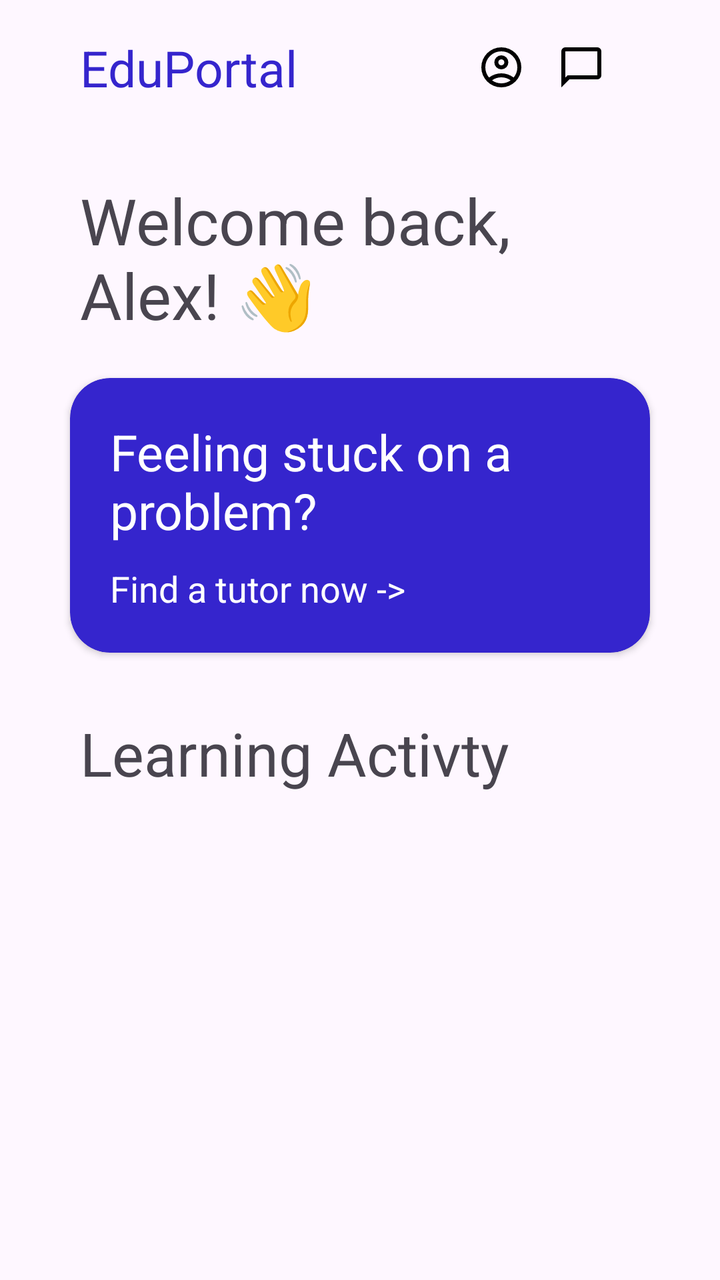
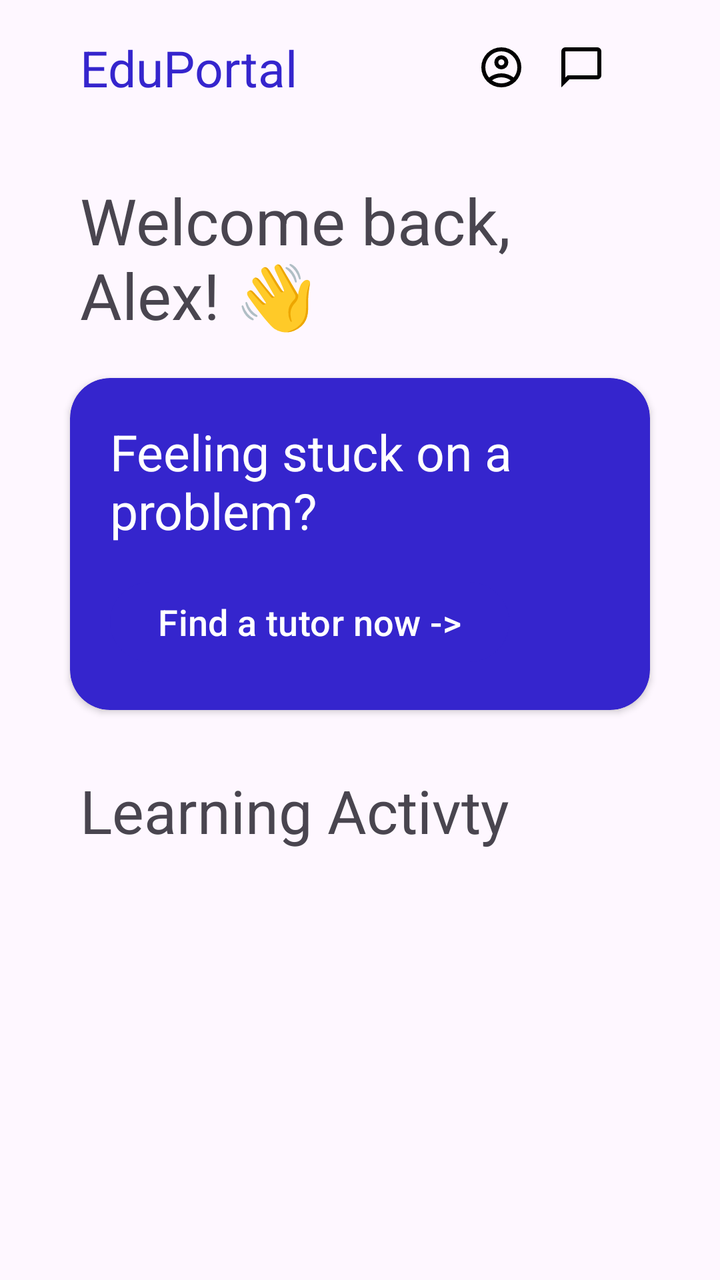

Two renders of the same Android screen: before a commit and after it. Below are the layout's source before the change and the commit's diff.
<!-- AndroidManifest.xml: application theme Theme.MyTutor -->
<!-- res/layout/fragment_home.xml -->
<?xml version="1.0" encoding="utf-8"?>
<ScrollView xmlns:android="http://schemas.android.com/apk/res/android"
    xmlns:tools="http://schemas.android.com/tools"
    android:layout_width="match_parent"
    android:layout_height="match_parent"
    xmlns:app="http://schemas.android.com/apk/res-auto"
    tools:context=".HomeFragment">

    <LinearLayout
        android:layout_width="match_parent"
        android:layout_height="match_parent"
        android:orientation="vertical">
        <LinearLayout
            android:layout_width="match_parent"
            android:layout_height="wrap_content"
            android:layout_marginTop="17dp"
            android:layout_marginHorizontal="40dp"
            android:orientation="horizontal">
            <TextView
                android:layout_width="wrap_content"
                android:layout_height="wrap_content"
                android:textColor="@color/btn"
                android:text="EduPortal"
                android:textSize="25sp"/>

            <TextView
                android:layout_width="wrap_content"
                android:layout_height="wrap_content"
                android:textSize="25sp"
                android:layout_marginStart="90dp"
                android:drawableLeft="@drawable/outline_account_circle_24"/>
            <TextView
                android:layout_width="wrap_content"
                android:layout_height="wrap_content"
                android:textSize="25sp"
                android:layout_marginStart="16dp"
                android:drawableLeft="@drawable/outline_chat_bubble_24"/>
            <TextView
                android:layout_width="wrap_content"
                android:layout_height="wrap_content"
                android:textSize="25sp"
                android:layout_marginStart="16dp"
                android:drawableLeft="@drawable/outline_account_circle_24"/>

        </LinearLayout>

        <TextView
            android:layout_width="wrap_content"
            android:layout_height="wrap_content"
            android:textSize="32sp"
            android:layout_marginTop="38dp"
            android:layout_marginStart="40dp"
            android:text="Welcome back,\nAlex! 👋"/>

        <androidx.cardview.widget.CardView
            android:layout_width="match_parent"
            android:layout_height="wrap_content"
            app:cardCornerRadius="20dp"
            android:layout_marginTop="20dp"
            android:backgroundTint="@color/btn"
            android:layout_marginHorizontal="35dp">

            <LinearLayout
                android:layout_width="match_parent"
                android:layout_height="match_parent"
                android:paddingHorizontal="20dp"
                android:paddingVertical="20dp"
                android:orientation="vertical">
                <TextView
                    android:layout_width="wrap_content"
                    android:layout_height="wrap_content"
                    android:text="Feeling stuck on a problem?"
                    android:textColor="@color/white"
                    android:textSize="25sp"/>

                <TextView
                    android:id="@+id/findtutor"
                    android:layout_width="wrap_content"
                    android:layout_height="wrap_content"
                    android:textColor="@color/white"
                    android:layout_marginTop="10dp"
                    android:clickable="true"
                    android:text="Find a tutor now ->"
                    android:textSize="18sp"/>
            </LinearLayout>

        </androidx.cardview.widget.CardView>

   <TextView
       android:layout_width="wrap_content"
       android:layout_height="wrap_content"
       android:text="Learning Activty"
       android:textSize="30sp"
       android:layout_marginTop="30dp"
       android:layout_marginStart="40dp"/>

        <ListView
            android:layout_width="match_parent"
            android:layout_height="wrap_content"
            android:layout_marginHorizontal="40dp"
            android:layout_gravity="center"/>

    </LinearLayout>



</ScrollView>
<!-- resources referenced by this layout -->
<resources>
  <color name="btn">#3525CD</color>
  <color name="white">#FFFFFFFF</color>
  <!-- drawable outline_account_circle_24 (drawable) -->
  <vector xmlns:android="http://schemas.android.com/apk/res/android" android:height="24dp" android:tint="#000000" android:viewportHeight="960" android:viewportWidth="960" android:width="24dp">
        
      <path android:fillColor="@android:color/white" android:pathData="M234,684Q285,645 348,622.5Q411,600 480,600Q549,600 612,622.5Q675,645 726,684Q761,643 780.5,591Q800,539 800,480Q800,347 706.5,253.5Q613,160 480,160Q347,160 253.5,253.5Q160,347 160,480Q160,539 179.5,591Q199,643 234,684ZM380.5,479.5Q340,439 340,380Q340,321 380.5,280.5Q421,240 480,240Q539,240 579.5,280.5Q620,321 620,380Q620,439 579.5,479.5Q539,520 480,520Q421,520 380.5,479.5ZM480,880Q397,880 324,848.5Q251,817 197,763Q143,709 111.5,636Q80,563 80,480Q80,397 111.5,324Q143,251 197,197Q251,143 324,111.5Q397,80 480,80Q563,80 636,111.5Q709,143 763,197Q817,251 848.5,324Q880,397 880,480Q880,563 848.5,636Q817,709 763,763Q709,817 636,848.5Q563,880 480,880ZM580,784.5Q627,769 666,740Q627,711 580,695.5Q533,680 480,680Q427,680 380,695.5Q333,711 294,740Q333,769 380,784.5Q427,800 480,800Q533,800 580,784.5ZM523,423Q540,406 540,380Q540,354 523,337Q506,320 480,320Q454,320 437,337Q420,354 420,380Q420,406 437,423Q454,440 480,440Q506,440 523,423ZM480,380Q480,380 480,380Q480,380 480,380Q480,380 480,380Q480,380 480,380Q480,380 480,380Q480,380 480,380Q480,380 480,380Q480,380 480,380ZM480,740Q480,740 480,740Q480,740 480,740Q480,740 480,740Q480,740 480,740Q480,740 480,740Q480,740 480,740Q480,740 480,740Q480,740 480,740Z"/>
      
  </vector>
  <!-- drawable outline_chat_bubble_24 (drawable) -->
  <vector xmlns:android="http://schemas.android.com/apk/res/android" android:height="24dp" android:tint="#000000" android:viewportHeight="960" android:viewportWidth="960" android:width="24dp">
        
      <path android:fillColor="@android:color/white" android:pathData="M80,880L80,160Q80,127 103.5,103.5Q127,80 160,80L800,80Q833,80 856.5,103.5Q880,127 880,160L880,640Q880,673 856.5,696.5Q833,720 800,720L240,720L80,880ZM206,640L800,640Q800,640 800,640Q800,640 800,640L800,160Q800,160 800,160Q800,160 800,160L160,160Q160,160 160,160Q160,160 160,160L160,685L206,640ZM160,640L160,640L160,160Q160,160 160,160Q160,160 160,160L160,160Q160,160 160,160Q160,160 160,160L160,640Q160,640 160,640Q160,640 160,640Z"/>
      
  </vector>
  <style name="Theme.MyTutor" parent="Base.Theme.MyTutor" />
  <style name="Base.Theme.MyTutor" parent="Theme.Material3.DayNight.NoActionBar">
          
          
      </style>
</resources>

<!-- the commit's change to res/layout/fragment_home.xml (unified diff, before → after) -->
@@ -73,12 +73,13 @@
                     android:textColor="@color/white"
                     android:textSize="25sp"/>
 
-                <TextView
+                <Button
                     android:id="@+id/findtutor"
                     android:layout_width="wrap_content"
                     android:layout_height="wrap_content"
                     android:textColor="@color/white"
-                    android:layout_marginTop="10dp"
+                    android:layout_marginTop="15dp"
+                    android:backgroundTint="@color/btn"
                     android:clickable="true"
                     android:text="Find a tutor now ->"
                     android:textSize="18sp"/>
